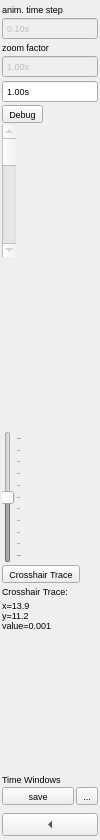
First picture: the form in src/pyphoplacecellanalysis/GUI/Qt/ZoomAndNavigationSidebarControls/Spike3DRasterLeftSidebarControlBarWidget.ui, repository CommanderPho/pyPhoPlaceCellAnalysis, before the edit.
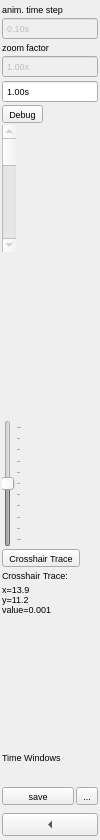
Second picture: the form after the edit. Icons and pictures are not drawn. Custom widgets are drawn as their Qt base class.

Diff of the .ui file:
```diff
--- a/src/pyphoplacecellanalysis/GUI/Qt/ZoomAndNavigationSidebarControls/Spike3DRasterLeftSidebarControlBarWidget.ui
+++ b/src/pyphoplacecellanalysis/GUI/Qt/ZoomAndNavigationSidebarControls/Spike3DRasterLeftSidebarControlBarWidget.ui
@@ -388,6 +388,54 @@
        </property>
       </widget>
      </item>
+     <item>
+      <widget class="QLabel" name="lblTotalDataStartTime">
+       <property name="sizePolicy">
+        <sizepolicy hsizetype="Minimum" vsizetype="Fixed">
+         <horstretch>0</horstretch>
+         <verstretch>0</verstretch>
+        </sizepolicy>
+       </property>
+       <property name="font">
+        <font>
+         <pointsize>6</pointsize>
+        </font>
+       </property>
+       <property name="text">
+        <string notr="true"/>
+       </property>
+       <property name="alignment">
+        <set>Qt::AlignLeading|Qt::AlignLeft|Qt::AlignTop</set>
+       </property>
+       <property name="wordWrap">
+        <bool>false</bool>
+       </property>
+      </widget>
+     </item>
+     <item>
+      <widget class="QLabel" name="lblTotalDataEndTime">
+       <property name="sizePolicy">
+        <sizepolicy hsizetype="Minimum" vsizetype="Fixed">
+         <horstretch>0</horstretch>
+         <verstretch>0</verstretch>
+        </sizepolicy>
+       </property>
+       <property name="font">
+        <font>
+         <pointsize>6</pointsize>
+        </font>
+       </property>
+       <property name="text">
+        <string notr="true"/>
+       </property>
+       <property name="alignment">
+        <set>Qt::AlignLeading|Qt::AlignLeft|Qt::AlignTop</set>
+       </property>
+       <property name="wordWrap">
+        <bool>false</bool>
+       </property>
+      </widget>
+     </item>
      <item>
       <layout class="QHBoxLayout" name="horizontalLayout">
        <property name="bottomMargin">
```
